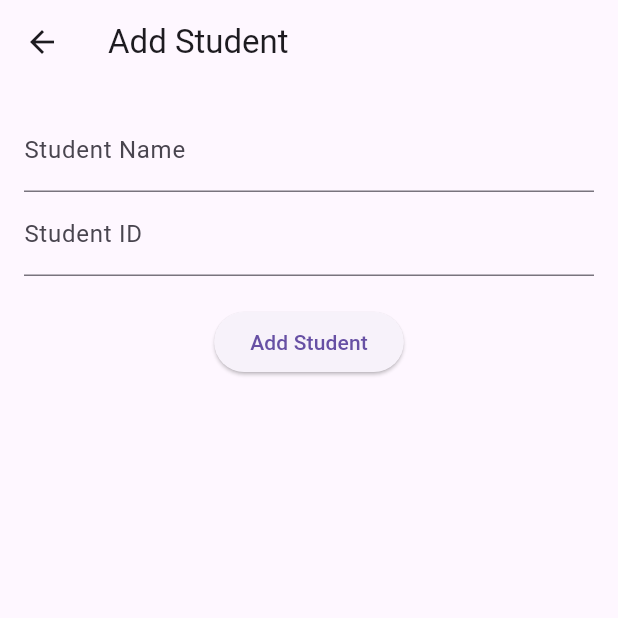
After one commit to NguyenCuong32/SEM4_T2301E_IDP_Test, a Flutter app: the screen it shows after launch, after a tap on the "add" icon, on a phone screen of 412 x 824 dp, the top half of it. The commit adds this screen. Run offline on Flutter 3.47's test engine with Material 3 defaults, Android fonts, the phone set to English and light mode, and no system bars.

Commit message:
them_moi

```diff
--- /dev/null
+++ b/lib/screens/create_student.dart
@@ -0,0 +1,93 @@
+// screens/add_student_screen.dart
+import 'package:flutter/material.dart';
+import '../models/student.dart';
+import '../services/student_service.dart';
+
+class AddStudentScreen extends StatefulWidget {
+  final Function onStudentAdded;
+
+  AddStudentScreen({required this.onStudentAdded});
+
+  @override
+  _AddStudentScreenState createState() => _AddStudentScreenState();
+}
+
+class _AddStudentScreenState extends State<AddStudentScreen> {
+  final _formKey = GlobalKey<FormState>();
+  final TextEditingController _nameController = TextEditingController();
+  final TextEditingController _idController = TextEditingController();
+
+  void _addStudent() {
+    if (_formKey.currentState!.validate()) {
+      final String name = _nameController.text;
+      final int id = int.parse(_idController.text);
+
+      // Create a new student object
+      final newStudent = Student(id: id, name: name, subjects: []);
+
+      // Add the student through the StudentService
+      StudentService.addStudent(newStudent);
+
+      // Notify the parent to refresh the student list
+      widget.onStudentAdded();
+
+      // Return to the previous screen
+      Navigator.pop(context);
+    }
+  }
+
+  @override
+  void dispose() {
+    _nameController.dispose();
+    _idController.dispose();
+    super.dispose();
+  }
+
+  @override
+  Widget build(BuildContext context) {
+    return Scaffold(
+      appBar: AppBar(
+        title: Text('Add Student'),
+      ),
+      body: Padding(
+        padding: const EdgeInsets.all(16.0),
+        child: Form(
+          key: _formKey,
+          child: Column(
+            children: [
+              TextFormField(
+                controller: _nameController,
+                decoration: InputDecoration(labelText: 'Student Name'),
+                validator: (value) {
+                  if (value == null || value.isEmpty) {
+                    return 'Please enter a name';
+                  }
+                  return null;
+                },
+              ),
+              TextFormField(
+                controller: _idController,
+                decoration: InputDecoration(labelText: 'Student ID'),
+                keyboardType: TextInputType.number,
+                validator: (value) {
+                  if (value == null || value.isEmpty) {
+                    return 'Please enter an ID';
+                  }
+                  if (int.tryParse(value) == null) {
+                    return 'Please enter a valid number';
+                  }
+                  return null;
+                },
+              ),
+              SizedBox(height: 20),
+              ElevatedButton(
+                onPressed: _addStudent,
+                child: Text('Add Student'),
+              ),
+            ],
+          ),
+        ),
+      ),
+    );
+  }
+}
--- a/lib/screens/student_list.dart
+++ b/lib/screens/student_list.dart
@@ -1,4 +1,5 @@
 import 'package:flutter/material.dart';
+import 'create_student.dart';
 import '../services/student_service.dart';
 import '../models/student.dart';
 import 'student_details.dart';
@@ -10,7 +11,6 @@ class StudentListScreen extends StatefulWidget {
 
 class _StudentListScreenState extends State<StudentListScreen> {
   List<Student> students = [];
-  List<Student> filteredStudents = [];
   TextEditingController searchController = TextEditingController();
 
   @override
@@ -31,18 +31,28 @@ class _StudentListScreenState extends State<StudentListScreen> {
     await StudentService.loadStudents();
     setState(() {
       students = StudentService.getStudents();
-      filteredStudents = students; // Initialize filtered list
     });
   }
 
   void _onSearchChanged() {
     setState(() {
       final query = searchController.text.toLowerCase();
-      filteredStudents = students.where((student) {
+      students = StudentService.getStudents().where((student) {
         return student.name.toLowerCase().contains(query) ||
             student.id.toString().contains(query);
       }).toList();
     });
+  }
+
+  void _navigateToAddStudentScreen() async {
+    await Navigator.push(
+      context,
+      MaterialPageRoute(
+        builder: (context) => AddStudentScreen(
+          onStudentAdded: loadStudents,
+        ),
+      ),
+    );
   }
 
   @override
@@ -50,6 +60,12 @@ class _StudentListScreenState extends State<StudentListScreen> {
     return Scaffold(
       appBar: AppBar(
         title: Text('Student Management'),
+        actions: [
+          IconButton(
+            icon: Icon(Icons.add),
+            onPressed: _navigateToAddStudentScreen,
+          ),
+        ],
       ),
       body: Column(
         children: [
@@ -66,9 +82,9 @@ class _StudentListScreenState extends State<StudentListScreen> {
           ),
           Expanded(
             child: ListView.builder(
-              itemCount: filteredStudents.length,
+              itemCount: students.length,
               itemBuilder: (context, index) {
-                final student = filteredStudents[index];
+                final student = students[index];
                 return ListTile(
                   title: Text(student.name),
                   subtitle: Text('ID: ${student.id}'),
@@ -87,6 +103,11 @@ class _StudentListScreenState extends State<StudentListScreen> {
           ),
         ],
       ),
+      floatingActionButton: FloatingActionButton(
+        onPressed: _navigateToAddStudentScreen,
+        child: Icon(Icons.add),
+        tooltip: 'Add Student',
+      ),
     );
   }
 }
```
